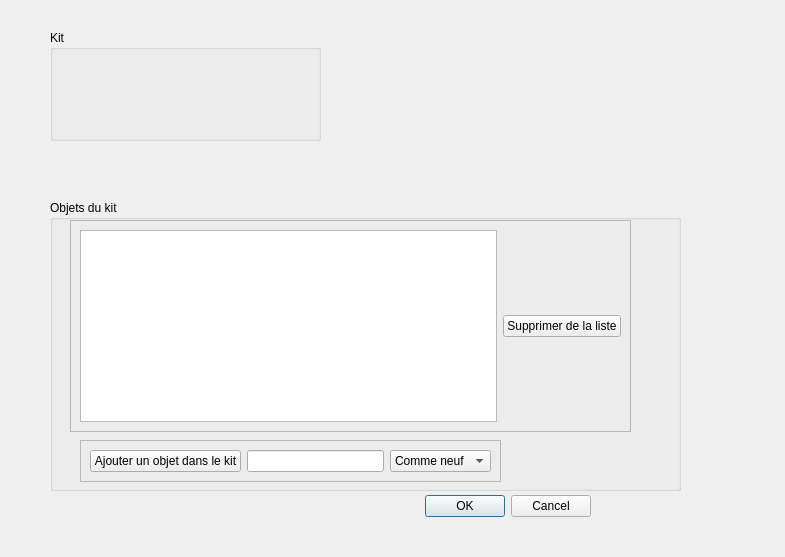
Above: popups/poppupaddkit.ui from diluxe01/Micro_Brico before the change. Below: the same form after it.
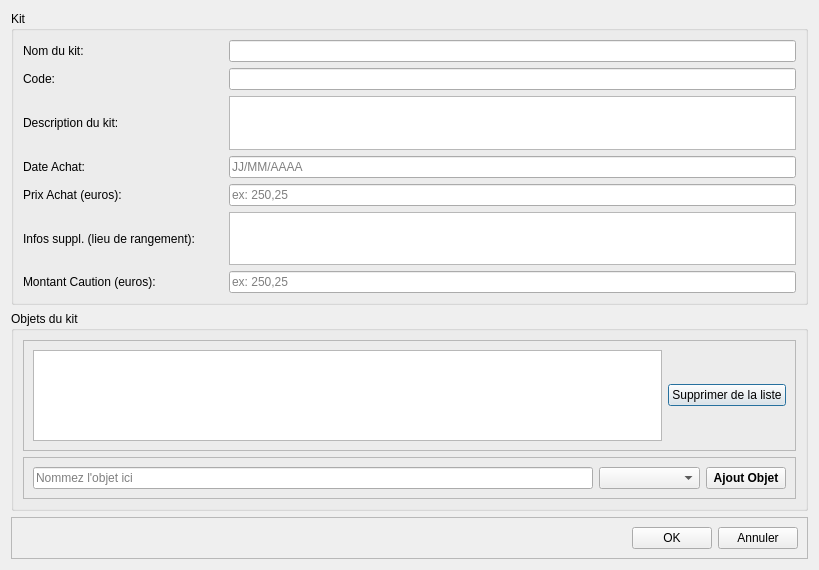
That is the form after the change.

Commit message: Creation du popup d'ajout de Kit

The edit to the form file:
```diff
--- a/popups/poppupaddkit.ui
+++ b/popups/poppupaddkit.ui
@@ -6,63 +6,229 @@
    <rect>
     <x>0</x>
     <y>0</y>
-    <width>785</width>
-    <height>557</height>
+    <width>819</width>
+    <height>570</height>
    </rect>
   </property>
   <property name="windowTitle">
    <string>Dialog</string>
   </property>
-  <widget class="QDialogButtonBox" name="buttonBox">
-   <property name="geometry">
-    <rect>
-     <x>250</x>
-     <y>490</y>
-     <width>341</width>
-     <height>32</height>
-    </rect>
-   </property>
-   <property name="orientation">
-    <enum>Qt::Horizontal</enum>
-   </property>
-   <property name="standardButtons">
-    <set>QDialogButtonBox::Cancel|QDialogButtonBox::Ok</set>
-   </property>
-  </widget>
+  <layout class="QVBoxLayout" name="verticalLayout">
+   <item>
   <widget class="QGroupBox" name="groupBox">
-   <property name="geometry">
-    <rect>
-     <x>50</x>
-     <y>30</y>
-     <width>271</width>
-     <height>111</height>
-    </rect>
+     <property name="minimumSize">
+      <size>
+       <width>0</width>
+       <height>200</height>
+      </size>
+     </property>
+     <property name="maximumSize">
+      <size>
+       <width>16777215</width>
+       <height>6000</height>
+      </size>
    </property>
    <property name="title">
     <string>Kit</string>
    </property>
-  </widget>
-  <widget class="QGroupBox" name="groupBox_2">
-   <property name="geometry">
-    <rect>
-     <x>50</x>
-     <y>200</y>
-     <width>631</width>
-     <height>291</height>
-    </rect>
+     <layout class="QVBoxLayout" name="verticalLayout_3">
+      <item>
+       <layout class="QHBoxLayout" name="horizontalLayout_3">
+        <item>
+         <widget class="QLabel" name="label_kitname">
+          <property name="minimumSize">
+           <size>
+            <width>200</width>
+            <height>0</height>
+           </size>
+          </property>
+          <property name="text">
+           <string>Nom du kit:</string>
+          </property>
+         </widget>
+        </item>
+        <item>
+         <widget class="QLineEdit" name="lineEdit_kit_name"/>
+        </item>
+       </layout>
+      </item>
+      <item>
+       <layout class="QHBoxLayout" name="horizontalLayout_10">
+        <item>
+         <widget class="QLabel" name="label_kitname_2">
+          <property name="minimumSize">
+           <size>
+            <width>200</width>
+            <height>0</height>
+           </size>
+          </property>
+          <property name="text">
+           <string>Code:</string>
+          </property>
+         </widget>
+        </item>
+        <item>
+         <widget class="QLineEdit" name="lineEdit_kit_code"/>
+        </item>
+       </layout>
+      </item>
+      <item>
+       <layout class="QHBoxLayout" name="horizontalLayout_4">
+        <item>
+         <widget class="QLabel" name="label_2">
+          <property name="minimumSize">
+           <size>
+            <width>200</width>
+            <height>0</height>
+           </size>
+          </property>
+          <property name="text">
+           <string>Description du kit:</string>
+          </property>
+         </widget>
+        </item>
+        <item>
+         <widget class="QTextEdit" name="textEdit_kit_description"/>
+        </item>
+       </layout>
+      </item>
+      <item>
+       <layout class="QHBoxLayout" name="horizontalLayout_5">
+        <item>
+         <widget class="QLabel" name="label_3">
+          <property name="minimumSize">
+           <size>
+            <width>200</width>
+            <height>0</height>
+           </size>
+          </property>
+          <property name="text">
+           <string>Date Achat:</string>
+          </property>
+         </widget>
+        </item>
+        <item>
+         <widget class="QLineEdit" name="lineEdit_kit_dateachat">
+          <property name="placeholderText">
+           <string>JJ/MM/AAAA</string>
+          </property>
+         </widget>
+        </item>
+       </layout>
+      </item>
+      <item>
+       <layout class="QHBoxLayout" name="horizontalLayout_6">
+        <item>
+         <widget class="QLabel" name="label_4">
+          <property name="minimumSize">
+           <size>
+            <width>200</width>
+            <height>0</height>
+           </size>
+          </property>
+          <property name="text">
+           <string>Prix Achat (euros):</string>
+          </property>
+         </widget>
+        </item>
+        <item>
+         <widget class="QLineEdit" name="lineEdit_kitprix">
+          <property name="placeholderText">
+           <string>ex: 250,25</string>
+          </property>
+         </widget>
+        </item>
+       </layout>
+      </item>
+      <item>
+       <layout class="QHBoxLayout" name="horizontalLayout_7">
+        <item>
+         <widget class="QLabel" name="label_5">
+          <property name="minimumSize">
+           <size>
+            <width>200</width>
+            <height>0</height>
+           </size>
+          </property>
+          <property name="text">
+           <string>Infos suppl. (lieu de rangement):</string>
+          </property>
+         </widget>
+        </item>
+        <item>
+         <widget class="QTextEdit" name="textEdit_kit_texte_libre"/>
+        </item>
+       </layout>
+      </item>
+      <item>
+       <layout class="QHBoxLayout" name="horizontalLayout_9">
+        <item>
+         <widget class="QLabel" name="label_7">
+          <property name="minimumSize">
+           <size>
+            <width>200</width>
+            <height>0</height>
+           </size>
+          </property>
+          <property name="text">
+           <string>Montant Caution (euros):</string>
+          </property>
+         </widget>
+        </item>
+        <item>
+         <widget class="QLineEdit" name="lineEdit_kitcaution">
+          <property name="placeholderText">
+           <string>ex: 250,25</string>
+          </property>
+         </widget>
+        </item>
+       </layout>
+      </item>
+     </layout>
+    </widget>
+   </item>
+   <item>
+    <widget class="QGroupBox" name="groupBox_items">
+     <property name="minimumSize">
+      <size>
+       <width>0</width>
+       <height>200</height>
+      </size>
+     </property>
+     <property name="maximumSize">
+      <size>
+       <width>16777215</width>
+       <height>300</height>
+      </size>
    </property>
    <property name="title">
     <string>Objets du kit</string>
    </property>
+     <layout class="QVBoxLayout" name="verticalLayout_2">
+      <item>
+       <widget class="QFrame" name="frame_display_item">
+        <property name="frameShape">
+         <enum>QFrame::StyledPanel</enum>
+        </property>
+        <property name="frameShadow">
+         <enum>QFrame::Raised</enum>
+        </property>
+        <layout class="QHBoxLayout" name="horizontalLayout_2">
+         <item>
+          <widget class="QTableWidget" name="tableWidget_itemBasket"/>
+         </item>
+         <item>
+          <widget class="QPushButton" name="pushButton_deleteitemfromlist">
+           <property name="text">
+            <string>Supprimer de la liste</string>
+           </property>
+          </widget>
+         </item>
+        </layout>
+       </widget>
+      </item>
+      <item>
    <widget class="QFrame" name="frame">
-    <property name="geometry">
-     <rect>
-      <x>30</x>
-      <y>240</y>
-      <width>421</width>
-      <height>42</height>
-     </rect>
-    </property>
     <property name="frameShape">
      <enum>QFrame::StyledPanel</enum>
     </property>
@@ -71,15 +237,15 @@
     </property>
     <layout class="QHBoxLayout" name="horizontalLayout">
      <item>
-      <widget class="QPushButton" name="pushButton_addobject">
+          <widget class="QLineEdit" name="lineEdit_new_item">
        <property name="text">
-        <string>Ajouter un objet dans le kit</string>
+            <string/>
+           </property>
+           <property name="placeholderText">
+            <string>Nommez l'objet ici</string>
        </property>
       </widget>
      </item>
-     <item>
-      <widget class="QLineEdit" name="lineEdit"/>
-     </item>
      <item>
       <widget class="QComboBox" name="comboBox">
        <property name="minimumSize">
@@ -91,6 +257,9 @@
        <property name="currentText">
         <string>Comme neuf</string>
        </property>
+           <property name="placeholderText">
+            <string>Etat</string>
+           </property>
        <item>
         <property name="text">
          <string>Comme neuf</string>
@@ -113,37 +282,64 @@
        </item>
       </widget>
      </item>
-    </layout>
-   </widget>
+         <item>
+          <widget class="QPushButton" name="pushButton_addobject">
+           <property name="font">
+            <font>
+             <bold>true</bold>
+            </font>
+           </property>
+           <property name="text">
+            <string>Ajout Objet</string>
+           </property>
+          </widget>
+         </item>
+        </layout>
+       </widget>
+      </item>
+     </layout>
+    </widget>
+   </item>
+   <item>
    <widget class="QFrame" name="frame_2">
-    <property name="geometry">
-     <rect>
-      <x>20</x>
-      <y>20</y>
-      <width>561</width>
-      <height>212</height>
-     </rect>
-    </property>
     <property name="frameShape">
      <enum>QFrame::StyledPanel</enum>
     </property>
     <property name="frameShadow">
      <enum>QFrame::Raised</enum>
     </property>
-    <layout class="QHBoxLayout" name="horizontalLayout_2">
+     <layout class="QHBoxLayout" name="horizontalLayout_11">
      <item>
-      <widget class="QListWidget" name="listWidget"/>
+       <spacer name="horizontalSpacer">
+        <property name="orientation">
+         <enum>Qt::Horizontal</enum>
+        </property>
+        <property name="sizeHint" stdset="0">
+         <size>
+          <width>40</width>
+          <height>20</height>
+         </size>
+        </property>
+       </spacer>
      </item>
      <item>
-      <widget class="QPushButton" name="pushButton_deleteitemfromlist">
+       <widget class="QPushButton" name="pushButton_OK">
        <property name="text">
-        <string>Supprimer de la liste</string>
+         <string>OK</string>
        </property>
       </widget>
      </item>
-    </layout>
-   </widget>
-  </widget>
+      <item>
+       <widget class="QPushButton" name="pushButton_annuler">
+        <property name="text">
+         <string>Annuler</string>
+        </property>
+       </widget>
+      </item>
+     </layout>
+    </widget>
+   </item>
+  </layout>
  </widget>
  <resources/>
  <connections>
```
Left out of the diff: 41 changed lines with no effect on the pictures. Lines whose indentation alone changed are shown as unchanged. The commit also changes 9 other files.
